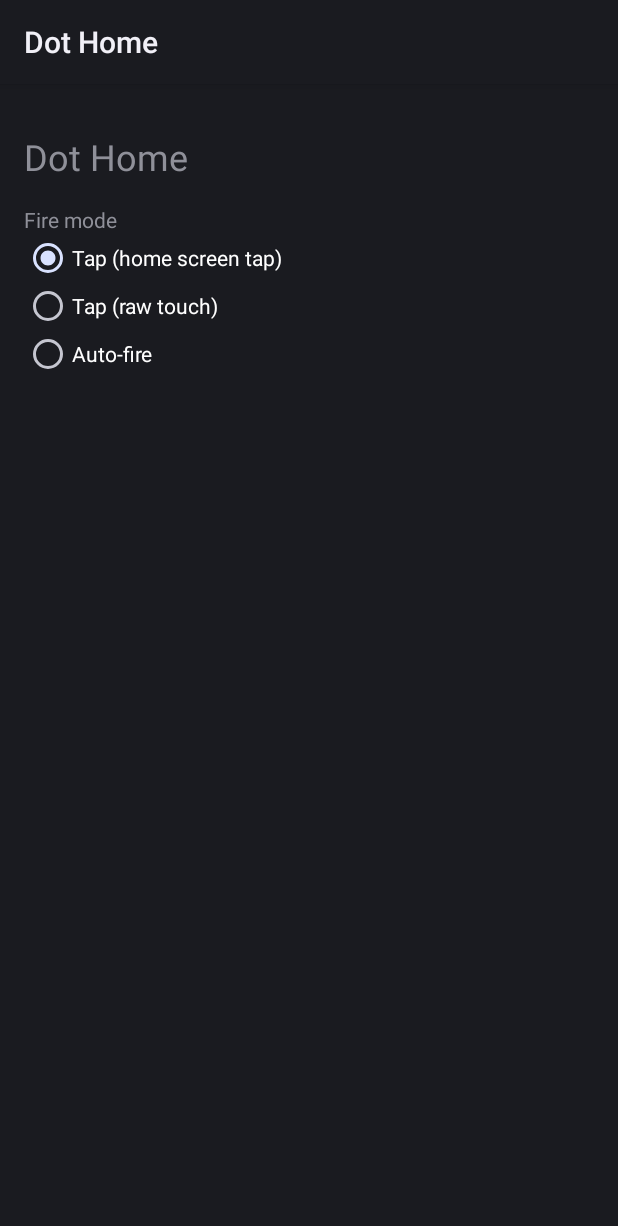
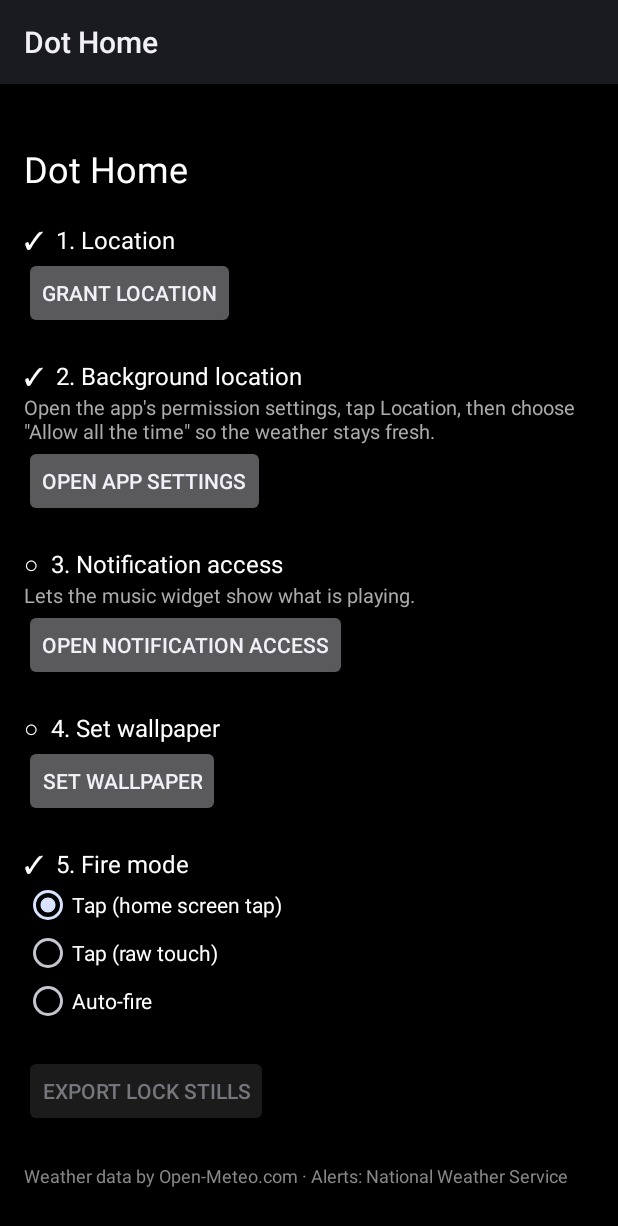
Before and after one commit to Dgawel77/dot-home, an Android app: the screen it shows after launch (SetupActivity), on a phone screen of 412 x 824 dp. Shown: the top 1226 px of the screen. Run offline under Robolectric (Android 15) with nearby library versions, the phone set to English and light mode, and no system bars; Roboto replaces fonts that are not available here.

Commit message:
feat: weather fetch, location, setup screen
Co-Authored-By: Claude Sonnet 5.5 <noreply@anthropic.com>

```diff
--- a/app/src/main/java/dev/gawel/dothome/GameHub.java
+++ b/app/src/main/java/dev/gawel/dothome/GameHub.java
@@ -15,6 +15,7 @@ import java.util.TimeZone;
 import dev.gawel.dothome.core.FireMode;
 import dev.gawel.dothome.core.GameWorld;
 import dev.gawel.dothome.core.Rng;
+import dev.gawel.dothome.core.Weather;
 import dev.gawel.dothome.core.TiltInput;
 import dev.gawel.dothome.core.ScoreBook;
 import dev.gawel.dothome.core.Zones;
@@ -86,6 +87,10 @@ final class GameHub {
         // the zone may have changed since the last visible period; keep the persisted keys/values
         scoreBook = new ScoreBook(prefs, System::currentTimeMillis, TimeZone.getDefault());
         world.setAutoFire(fireMode == FireMode.AUTO);
+        Weather wx = WeatherRepo.cached(appContext);
+        if (wx == null || System.currentTimeMillis() - wx.fetchedAtMs > 30L * 60 * 1000) {
+            WeatherJob.refreshSoon(appContext);
+        }
         tilt.start(e.displayRotation()); // restart = recalibrate on the first sample
     }
 
--- a/app/src/main/java/dev/gawel/dothome/SetupActivity.java
+++ b/app/src/main/java/dev/gawel/dothome/SetupActivity.java
@@ -1,34 +1,52 @@
 package dev.gawel.dothome;
 
+import android.Manifest;
 import android.app.Activity;
+import android.app.WallpaperManager;
+import android.content.ComponentName;
+import android.content.Intent;
+import android.content.pm.PackageManager;
+import android.net.Uri;
+import android.os.Build;
 import android.os.Bundle;
-import android.widget.LinearLayout;
+import android.provider.Settings;
+import android.util.Log;
 import android.widget.RadioButton;
 import android.widget.RadioGroup;
 import android.widget.TextView;
 
 import dev.gawel.dothome.core.FireMode;
 
-/** Launcher stub with the fire-mode selector; the full setup screen arrives in a later task. */
+/** Setup checklist: permissions, wallpaper, fire mode. Done states refresh in onResume. */
 public class SetupActivity extends Activity {
+    private static final int REQ_LOCATION = 1;
+
+    private TextView stepLocation, stepBackground, stepNotifications, stepWallpaper;
+
     @Override
     protected void onCreate(Bundle savedInstanceState) {
         super.onCreate(savedInstanceState);
+        setContentView(R.layout.activity_setup);
         PrefsStore prefs = new PrefsStore(this);
-        int pad = (int) (16 * getResources().getDisplayMetrics().density);
-        LinearLayout root = new LinearLayout(this);
-        root.setOrientation(LinearLayout.VERTICAL);
-        root.setPadding(pad, pad * 2, pad, pad);
 
-        TextView tv = new TextView(this);
-        tv.setText("Dot Home");
-        tv.setTextSize(24);
-        root.addView(tv);
+        stepLocation = findViewById(R.id.step_location);
+        stepBackground = findViewById(R.id.step_background);
+        stepNotifications = findViewById(R.id.step_notifications);
+        stepWallpaper = findViewById(R.id.step_wallpaper);
+        ((TextView) findViewById(R.id.step_fire)).setText("✓  5. Fire mode");
 
-        TextView label = new TextView(this);
-        label.setText("Fire mode");
-        label.setPadding(0, pad, 0, 0);
-        root.addView(label);
+        findViewById(R.id.btn_location).setOnClickListener(v ->
+            requestPermissions(new String[] {Manifest.permission.ACCESS_COARSE_LOCATION}, REQ_LOCATION));
+        findViewById(R.id.btn_background).setOnClickListener(v -> safeStart(
+            new Intent(Settings.ACTION_APPLICATION_DETAILS_SETTINGS, Uri.parse("package:" + getPackageName()))));
+        findViewById(R.id.btn_notifications).setOnClickListener(v ->
+            safeStart(new Intent(Settings.ACTION_NOTIFICATION_LISTENER_SETTINGS)));
+        findViewById(R.id.btn_wallpaper).setOnClickListener(v -> {
+            Intent i = new Intent(WallpaperManager.ACTION_CHANGE_LIVE_WALLPAPER);
+            i.putExtra(WallpaperManager.EXTRA_LIVE_WALLPAPER_COMPONENT,
+                new ComponentName(this, DotWallpaperService.class));
+            safeStart(i);
+        });
 
         FireMode[] modes = {FireMode.TAP_COMMAND, FireMode.TAP_TOUCH, FireMode.AUTO};
         String[] names = {"Tap (home screen tap)", "Tap (raw touch)", "Auto-fire"};
@@ -38,7 +56,7 @@ public class SetupActivity extends Activity {
         } catch (IllegalArgumentException e) {
             current = FireMode.TAP_COMMAND;
         }
-        RadioGroup group = new RadioGroup(this);
+        RadioGroup group = findViewById(R.id.fire_group);
         for (int i = 0; i < modes.length; i++) {
             RadioButton rb = new RadioButton(this);
             rb.setId(i + 1);
@@ -49,7 +67,63 @@ public class SetupActivity extends Activity {
         group.setOnCheckedChangeListener((g, id) -> {
             if (id >= 1 && id <= modes.length) prefs.put("fire.mode", modes[id - 1].name());
         });
-        root.addView(group);
-        setContentView(root);
+
+        WeatherJob.schedule(this);
+        WeatherJob.refreshSoon(this);
+    }
+
+    @Override
+    protected void onResume() {
+        super.onResume();
+        stepLocation.setText(mark(hasPermission(Manifest.permission.ACCESS_COARSE_LOCATION)) + "1. Location");
+        stepBackground.setText(mark(hasPermission(Manifest.permission.ACCESS_BACKGROUND_LOCATION))
+            + "2. Background location");
+        stepNotifications.setText(mark(notificationAccessEnabled()) + "3. Notification access");
+        stepWallpaper.setText(mark(wallpaperIsOurs()) + "4. Set wallpaper");
+    }
+
+    @Override
+    public void onRequestPermissionsResult(int requestCode, String[] permissions, int[] grantResults) {
+        super.onRequestPermissionsResult(requestCode, permissions, grantResults);
+        if (requestCode == REQ_LOCATION) {
+            onResume();
+            WeatherJob.refreshSoon(this);
+        }
+    }
+
+    private static String mark(boolean done) { return done ? "✓  " : "○  "; }
+
+    private boolean hasPermission(String p) {
+        if (p.equals(Manifest.permission.ACCESS_BACKGROUND_LOCATION) && Build.VERSION.SDK_INT < 29) {
+            return hasPermission(Manifest.permission.ACCESS_COARSE_LOCATION);
+        }
+        return checkSelfPermission(p) == PackageManager.PERMISSION_GRANTED;
+    }
+
+    private boolean notificationAccessEnabled() {
+        try {
+            String s = Settings.Secure.getString(getContentResolver(), "enabled_notification_listeners");
+            return s != null && s.contains(getPackageName() + "/");
+        } catch (RuntimeException e) {
+            return false;
+        }
+    }
+
+    private boolean wallpaperIsOurs() {
+        try {
+            android.app.WallpaperInfo info = WallpaperManager.getInstance(this).getWallpaperInfo();
+            return info != null && getPackageName().equals(info.getPackageName())
+                && DotWallpaperService.class.getName().equals(info.getServiceName());
+        } catch (RuntimeException e) {
+            return false;
+        }
+    }
+
+    private void safeStart(Intent i) {
+        try {
+            startActivity(i);
+        } catch (RuntimeException e) {
+            Log.w("DotHome", "cannot open settings: " + e);
+        }
     }
 }
--- /dev/null
+++ b/app/src/main/java/dev/gawel/dothome/WeatherJob.java
@@ -0,0 +1,69 @@
+package dev.gawel.dothome;
+
+import android.app.job.JobInfo;
+import android.app.job.JobParameters;
+import android.app.job.JobScheduler;
+import android.app.job.JobService;
+import android.content.ComponentName;
+import android.content.Context;
+import android.util.Log;
+
+/** Periodic and one-shot weather refresh. The work runs on its own thread, never the main thread. */
+public class WeatherJob extends JobService {
+    static final int ID_PERIODIC = 801;
+    static final int ID_ONESHOT = 802;
+    private static final long PERIOD_MS = 30L * 60 * 1000;
+
+    private volatile Thread worker;
+
+    static void schedule(Context ctx) {
+        try {
+            JobScheduler js = (JobScheduler) ctx.getSystemService(Context.JOB_SCHEDULER_SERVICE);
+            if (js == null) return;
+            js.schedule(new JobInfo.Builder(ID_PERIODIC, new ComponentName(ctx, WeatherJob.class))
+                .setPeriodic(PERIOD_MS)
+                .setRequiredNetworkType(JobInfo.NETWORK_TYPE_ANY)
+                .setPersisted(false)
+                .build());
+        } catch (RuntimeException e) {
+            Log.w("DotHome", "schedule failed: " + e);
+        }
+    }
+
+    static void refreshSoon(Context ctx) {
+        try {
+            JobScheduler js = (JobScheduler) ctx.getSystemService(Context.JOB_SCHEDULER_SERVICE);
+            if (js == null) return;
+            js.schedule(new JobInfo.Builder(ID_ONESHOT, new ComponentName(ctx, WeatherJob.class))
+                .setRequiredNetworkType(JobInfo.NETWORK_TYPE_ANY)
+                .build());
+        } catch (RuntimeException e) {
+            Log.w("DotHome", "refreshSoon failed: " + e);
+        }
+    }
+
+    @Override
+    public boolean onStartJob(JobParameters params) {
+        final Context app = getApplicationContext();
+        Thread t = new Thread(() -> {
+            try {
+                WeatherRepo.refresh(app);
+                WidgetUpdater.updateAll(app);
+            } catch (RuntimeException e) {
+                Log.w("DotHome", "weather job error: " + e);
+            } finally {
+                jobFinished(params, false);
+            }
+        }, "weather-job");
+        worker = t;
+        t.start();
+        return true;
+    }
+
+    @Override
+    public boolean onStopJob(JobParameters params) {
+        Thread t = worker;
+        if (t != null) t.interrupt();
+        return false;
+    }
+}
--- /dev/null
+++ b/app/src/main/res/layout/activity_setup.xml
@@ -0,0 +1,113 @@
+<?xml version="1.0" encoding="utf-8"?>
+<ScrollView xmlns:android="http://schemas.android.com/apk/res/android"
+    android:layout_width="match_parent"
+    android:layout_height="match_parent"
+    android:background="#000000"
+    android:fillViewport="true">
+    <LinearLayout
+        android:layout_width="match_parent"
+        android:layout_height="wrap_content"
+        android:orientation="vertical"
+        android:padding="16dp">
+
+        <TextView
+            android:layout_width="wrap_content"
+            android:layout_height="wrap_content"
+            android:paddingTop="24dp"
+            android:text="Dot Home"
+            android:textColor="#FFFFFF"
+            android:textSize="24sp" />
+
+        <TextView
+            android:id="@+id/step_location"
+            android:layout_width="match_parent"
+            android:layout_height="wrap_content"
+            android:paddingTop="20dp"
+            android:textColor="#FFFFFF"
+            android:textSize="16sp" />
+        <Button
+            android:id="@+id/btn_location"
+            android:layout_width="wrap_content"
+            android:layout_height="wrap_content"
+            android:text="Grant location" />
+
+        <TextView
+            android:id="@+id/step_background"
+            android:layout_width="match_parent"
+            android:layout_height="wrap_content"
+            android:paddingTop="20dp"
+            android:textColor="#FFFFFF"
+            android:textSize="16sp" />
+        <TextView
+            android:layout_width="match_parent"
+            android:layout_height="wrap_content"
+            android:text="Open the app's permission settings, tap Location, then choose &quot;Allow all the time&quot; so the weather stays fresh."
+            android:textColor="#AAAAAA"
+            android:textSize="13sp" />
+        <Button
+            android:id="@+id/btn_background"
+            android:layout_width="wrap_content"
+            android:layout_height="wrap_content"
+            android:text="Open app settings" />
+
+        <TextView
+            android:id="@+id/step_notifications"
+            android:layout_width="match_parent"
+            android:layout_height="wrap_content"
+            android:paddingTop="20dp"
+            android:textColor="#FFFFFF"
+            android:textSize="16sp" />
+        <TextView
+            android:layout_width="match_parent"
+            android:layout_height="wrap_content"
+            android:text="Lets the music widget show what is playing."
+            android:textColor="#AAAAAA"
+            android:textSize="13sp" />
+        <Button
+            android:id="@+id/btn_notifications"
+            android:layout_width="wrap_content"
+            android:layout_height="wrap_content"
+            android:text="Open notification access" />
+
+        <TextView
+            android:id="@+id/step_wallpaper"
+            android:layout_width="match_parent"
+            android:layout_height="wrap_content"
+            android:paddingTop="20dp"
+            android:textColor="#FFFFFF"
+            android:textSize="16sp" />
+        <Button
+            android:id="@+id/btn_wallpaper"
+            android:layout_width="wrap_content"
+            android:layout_height="wrap_content"
+            android:text="Set wallpaper" />
+
+        <TextView
+            android:id="@+id/step_fire"
+            android:layout_width="match_parent"
+            android:layout_height="wrap_content"
+            android:paddingTop="20dp"
+            android:textColor="#FFFFFF"
+            android:textSize="16sp" />
+        <RadioGroup
+            android:id="@+id/fire_group"
+            android:layout_width="match_parent"
+            android:layout_height="wrap_content" />
+
+        <Button
+            android:id="@+id/btn_export"
+            android:layout_width="wrap_content"
+            android:layout_height="wrap_content"
+            android:layout_marginTop="20dp"
+            android:enabled="false"
+            android:text="Export lock stills" />
+
+        <TextView
+            android:layout_width="match_parent"
+            android:layout_height="wrap_content"
+            android:paddingTop="24dp"
+            android:text="Weather data by Open-Meteo.com · Alerts: National Weather Service"
+            android:textColor="#888888"
+            android:textSize="12sp" />
+    </LinearLayout>
+</ScrollView>
--- a/app/src/main/res/values/strings.xml
+++ b/app/src/main/res/values/strings.xml
@@ -2,4 +2,5 @@
 <resources>
     <string name="app_name">Dot Home</string>
     <string name="wallpaper_description">An endless dot-drawn space shooter behind your icons.</string>
+    <string name="nws_contact">contact-pending</string>
 </resources>
```
Also changed, not shown: app/src/main/AndroidManifest.xml (+7 -0 lines), app/src/main/java/dev/gawel/dothome/LocationSource.java (added, +113 -0 lines), app/src/main/java/dev/gawel/dothome/WeatherRepo.java (added, +109 -0 lines), app/src/main/java/dev/gawel/dothome/WidgetUpdater.java (added, +10 -0 lines), 1 other file.
